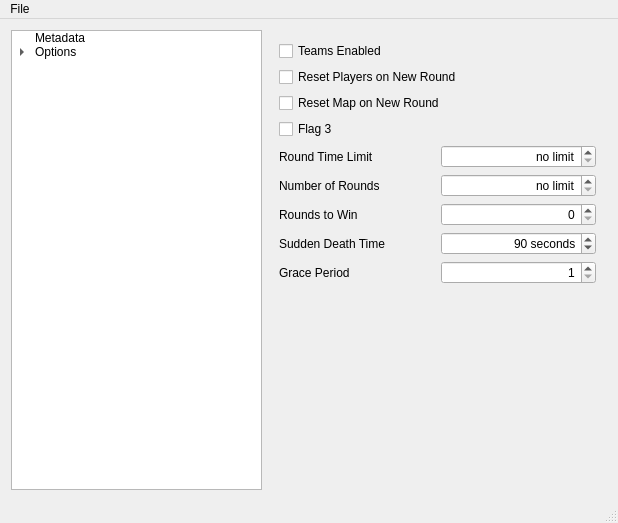
Before: the Qt Designer form native/src/ReachVariantTool/ReachVariantTool.ui in DavidJCobb/ReachVariantEditor, drawn with Qt 5.
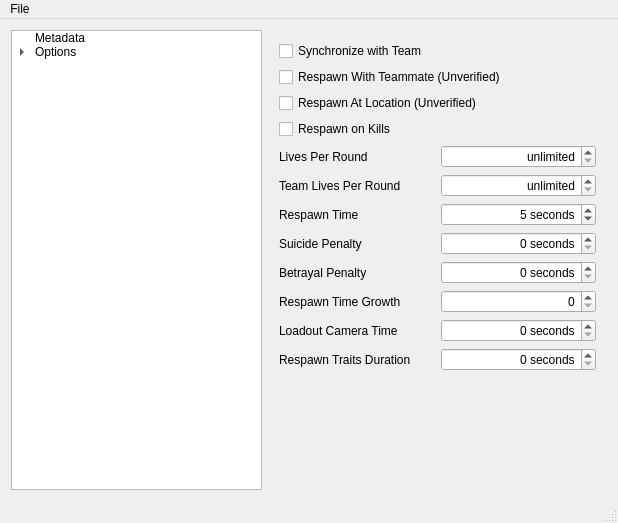
After: the same form once the commit is applied.

Commit message:
Editing; respawn options
Added macros to aid in synchronizing UI widgets with game variant state (templates aren't possible because C++ doesn't support pointers-to-members-of-members). Added a page for Respawn Settings.

```diff
--- a/native/src/ReachVariantTool/ReachVariantTool.ui
+++ b/native/src/ReachVariantTool/ReachVariantTool.ui
@@ -117,7 +117,7 @@
     <item>
      <widget class="QStackedWidget" name="MainContentView">
       <property name="currentIndex">
-       <number>1</number>
+       <number>2</number>
       </property>
       <widget class="QWidget" name="PageGameVariantHeader">
        <layout class="QGridLayout" name="gridLayout">
@@ -341,7 +341,218 @@
           <property name="sizeHint" stdset="0">
            <size>
             <width>20</width>
-            <height>40</height>
+            <height>0</height>
+           </size>
+          </property>
+         </spacer>
+        </item>
+       </layout>
+      </widget>
+      <widget class="QWidget" name="PageOptionsRespawn">
+       <layout class="QGridLayout" name="gridLayout_3">
+        <item row="6" column="0">
+         <widget class="QLabel" name="label_12">
+          <property name="text">
+           <string>Respawn Time</string>
+          </property>
+         </widget>
+        </item>
+        <item row="0" column="0" colspan="2">
+         <widget class="QCheckBox" name="optionsRespawnSyncWithTeam">
+          <property name="text">
+           <string>Synchronize with Team</string>
+          </property>
+         </widget>
+        </item>
+        <item row="7" column="1">
+         <widget class="QSpinBox" name="optionsRespawnSuicidePenalty">
+          <property name="alignment">
+           <set>Qt::AlignRight|Qt::AlignTrailing|Qt::AlignVCenter</set>
+          </property>
+          <property name="suffix">
+           <string> seconds</string>
+          </property>
+          <property name="maximum">
+           <number>255</number>
+          </property>
+         </widget>
+        </item>
+        <item row="7" column="0">
+         <widget class="QLabel" name="label_13">
+          <property name="text">
+           <string>Suicide Penalty</string>
+          </property>
+         </widget>
+        </item>
+        <item row="8" column="0">
+         <widget class="QLabel" name="label_14">
+          <property name="text">
+           <string>Betrayal Penalty</string>
+          </property>
+         </widget>
+        </item>
+        <item row="5" column="0">
+         <widget class="QLabel" name="label_11">
+          <property name="text">
+           <string>Team Lives Per Round</string>
+          </property>
+         </widget>
+        </item>
+        <item row="9" column="1">
+         <widget class="QSpinBox" name="optionsRespawnRespawnGrowth">
+          <property name="alignment">
+           <set>Qt::AlignRight|Qt::AlignTrailing|Qt::AlignVCenter</set>
+          </property>
+          <property name="maximum">
+           <number>15</number>
+          </property>
+         </widget>
+        </item>
+        <item row="11" column="0">
+         <widget class="QLabel" name="label_17">
+          <property name="text">
+           <string>Respawn Traits Duration</string>
+          </property>
+         </widget>
+        </item>
+        <item row="5" column="1">
+         <widget class="QSpinBox" name="optionsRespawnTeamLivesPerRound">
+          <property name="alignment">
+           <set>Qt::AlignRight|Qt::AlignTrailing|Qt::AlignVCenter</set>
+          </property>
+          <property name="specialValueText">
+           <string comment="TeamLivesPerRoundField">unlimited</string>
+          </property>
+          <property name="suffix">
+           <string> lives</string>
+          </property>
+          <property name="maximum">
+           <number>127</number>
+          </property>
+         </widget>
+        </item>
+        <item row="10" column="1">
+         <widget class="QSpinBox" name="optionsRespawnLoadoutCamTime">
+          <property name="alignment">
+           <set>Qt::AlignRight|Qt::AlignTrailing|Qt::AlignVCenter</set>
+          </property>
+          <property name="suffix">
+           <string> seconds</string>
+          </property>
+          <property name="maximum">
+           <number>15</number>
+          </property>
+         </widget>
+        </item>
+        <item row="8" column="1">
+         <widget class="QSpinBox" name="optionsRespawnBetrayalPenalty">
+          <property name="alignment">
+           <set>Qt::AlignRight|Qt::AlignTrailing|Qt::AlignVCenter</set>
+          </property>
+          <property name="suffix">
+           <string> seconds</string>
+          </property>
+          <property name="maximum">
+           <number>255</number>
+          </property>
+         </widget>
+        </item>
+        <item row="6" column="1">
+         <widget class="QSpinBox" name="optionsRespawnRespawnTime">
+          <property name="alignment">
+           <set>Qt::AlignRight|Qt::AlignTrailing|Qt::AlignVCenter</set>
+          </property>
+          <property name="suffix">
+           <string> seconds</string>
+          </property>
+          <property name="maximum">
+           <number>255</number>
+          </property>
+          <property name="value">
+           <number>5</number>
+          </property>
+         </widget>
+        </item>
+        <item row="4" column="0">
+         <widget class="QLabel" name="label_10">
+          <property name="text">
+           <string>Lives Per Round</string>
+          </property>
+         </widget>
+        </item>
+        <item row="1" column="0" colspan="2">
+         <widget class="QCheckBox" name="optionsRespawnFlag1">
+          <property name="text">
+           <string>Respawn With Teammate (Unverified)</string>
+          </property>
+         </widget>
+        </item>
+        <item row="9" column="0">
+         <widget class="QLabel" name="label_15">
+          <property name="text">
+           <string>Respawn Time Growth</string>
+          </property>
+         </widget>
+        </item>
+        <item row="4" column="1">
+         <widget class="QSpinBox" name="optionsRespawnLivesPerRound">
+          <property name="alignment">
+           <set>Qt::AlignRight|Qt::AlignTrailing|Qt::AlignVCenter</set>
+          </property>
+          <property name="specialValueText">
+           <string comment="LivesPerRoundField">unlimited</string>
+          </property>
+          <property name="suffix">
+           <string> lives</string>
+          </property>
+          <property name="maximum">
+           <number>63</number>
+          </property>
+         </widget>
+        </item>
+        <item row="2" column="0" colspan="2">
+         <widget class="QCheckBox" name="optionsRespawnFlag2">
+          <property name="text">
+           <string>Respawn At Location (Unverified)</string>
+          </property>
+         </widget>
+        </item>
+        <item row="3" column="0" colspan="2">
+         <widget class="QCheckBox" name="optionsRespawnRespawnOnKills">
+          <property name="text">
+           <string>Respawn on Kills</string>
+          </property>
+         </widget>
+        </item>
+        <item row="11" column="1">
+         <widget class="QSpinBox" name="optionsRespawnTraitsDuration">
+          <property name="alignment">
+           <set>Qt::AlignRight|Qt::AlignTrailing|Qt::AlignVCenter</set>
+          </property>
+          <property name="suffix">
+           <string> seconds</string>
+          </property>
+          <property name="maximum">
+           <number>63</number>
+          </property>
+         </widget>
+        </item>
+        <item row="10" column="0">
+         <widget class="QLabel" name="label_16">
+          <property name="text">
+           <string>Loadout Camera Time</string>
+          </property>
+         </widget>
+        </item>
+        <item row="12" column="0" colspan="2">
+         <spacer name="verticalSpacer_3">
+          <property name="orientation">
+           <enum>Qt::Vertical</enum>
+          </property>
+          <property name="sizeHint" stdset="0">
+           <size>
+            <width>20</width>
+            <height>0</height>
            </size>
           </property>
          </spacer>
```
Left out of the diff: 5 changed lines with no effect on the pictures. The commit also changes 4 other files.
